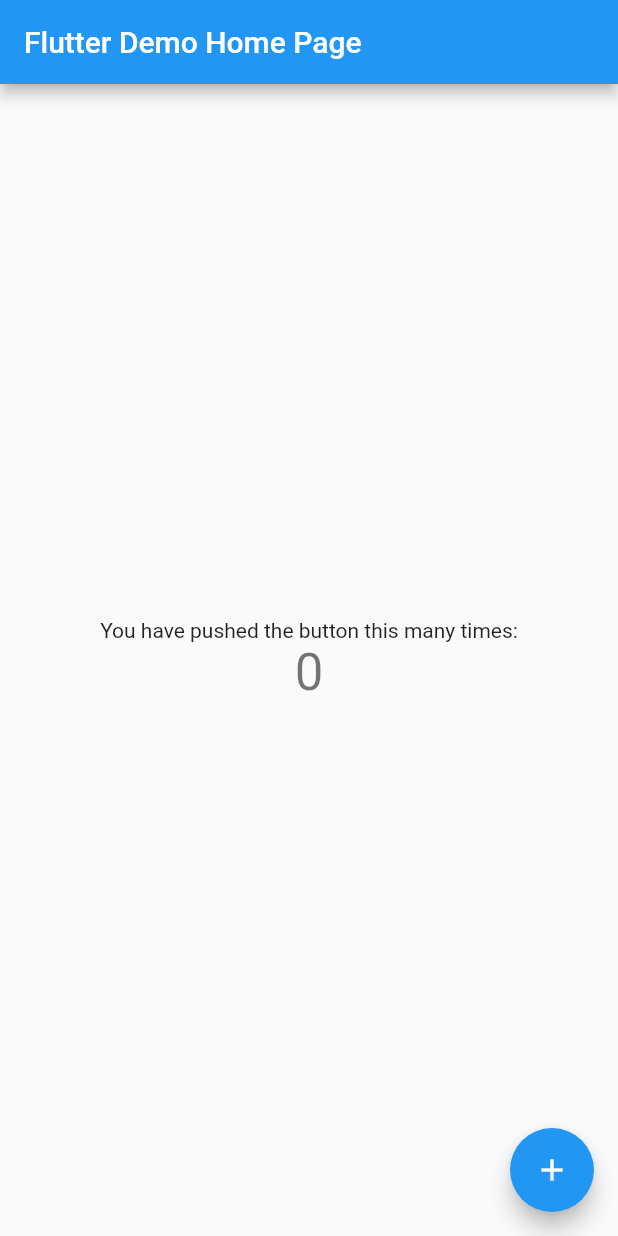
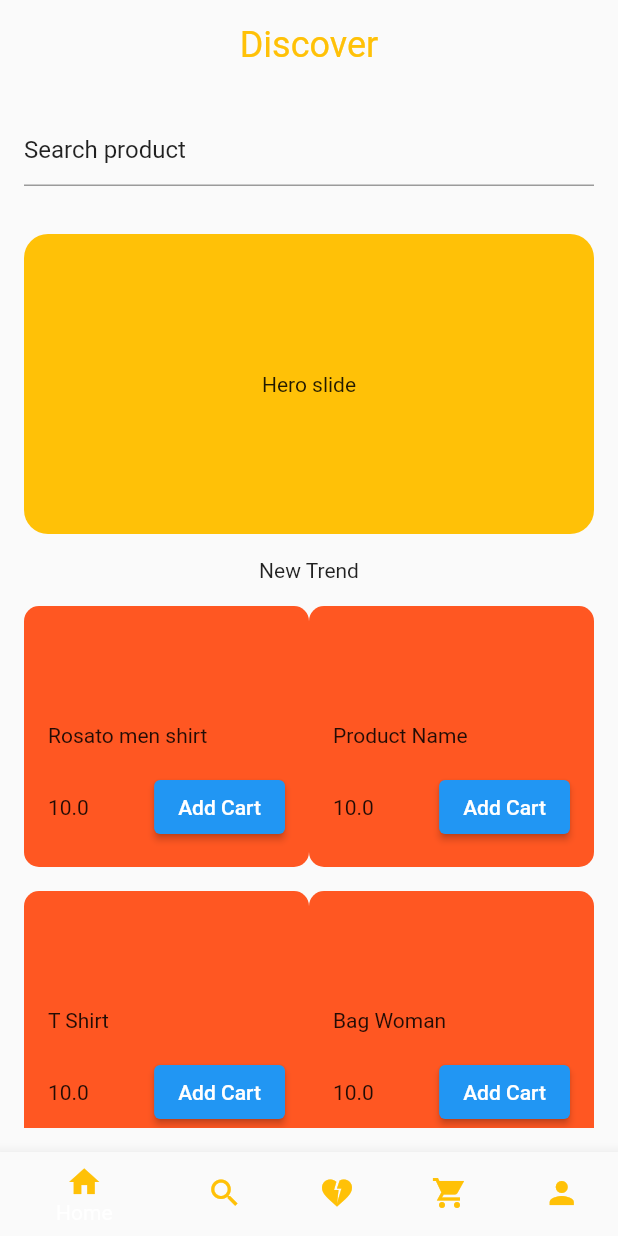
Before and after one commit to an-2018/ecomerce_app, a Flutter app: the screen it shows after launch, on a phone screen of 412 x 824 dp. Run offline on Flutter 3.47's test engine with Material 2 defaults, Android fonts, the phone set to English and light mode, and no system bars.

Commit message:
feat(frontend): add models, services and initial home components implementation

```diff
--- /dev/null
+++ b/frontend/lib/constants/app_colors.dart
@@ -0,0 +1,5 @@
+import 'package:flutter/material.dart';
+
+class AppColors {
+  static Color main = Colors.amber;
+}
--- /dev/null
+++ b/frontend/lib/constants/app_config.dart
@@ -0,0 +1,3 @@
+class AppConfig {
+  static const apiUrl = "";
+}
--- a/frontend/lib/main.dart
+++ b/frontend/lib/main.dart
@@ -1,4 +1,5 @@
 import 'package:flutter/material.dart';
+import 'package:nusabomapp/views/home/home.dart';
 
 void main() {
   runApp(const MyApp());
@@ -7,109 +8,14 @@
 class MyApp extends StatelessWidget {
   const MyApp({Key? key}) : super(key: key);
 
-  // This widget is the root of your application.
   @override
   Widget build(BuildContext context) {
     return MaterialApp(
-      title: 'Flutter Demo',
+      title: 'NuSaBom',
       theme: ThemeData(
-        // This is the theme of your application.
-        //
-        // Try running your application with "flutter run". You'll see the
-        // application has a blue toolbar. Then, without quitting the app, try
-        // changing the primarySwatch below to Colors.green and then invoke
-        // "hot reload" (press "r" in the console where you ran "flutter run",
-        // or simply save your changes to "hot reload" in a Flutter IDE).
-        // Notice that the counter didn't reset back to zero; the application
-        // is not restarted.
         primarySwatch: Colors.blue,
       ),
-      home: const MyHomePage(title: 'Flutter Demo Home Page'),
+      home: const Home(),
     );
   }
 }
-
-class MyHomePage extends StatefulWidget {
-  const MyHomePage({Key? key, required this.title}) : super(key: key);
-
-  // This widget is the home page of your application. It is stateful, meaning
-  // that it has a State object (defined below) that contains fields that affect
-  // how it looks.
-
-  // This class is the configuration for the state. It holds the values (in this
-  // case the title) provided by the parent (in this case the App widget) and
-  // used by the build method of the State. Fields in a Widget subclass are
-  // always marked "final".
-
-  final String title;
-
-  @override
-  State<MyHomePage> createState() => _MyHomePageState();
-}
-
-class _MyHomePageState extends State<MyHomePage> {
-  int _counter = 0;
-
-  void _incrementCounter() {
-    setState(() {
-      // This call to setState tells the Flutter framework that something has
-      // changed in this State, which causes it to rerun the build method below
-      // so that the display can reflect the updated values. If we changed
-      // _counter without calling setState(), then the build method would not be
-      // called again, and so nothing would appear to happen.
-      _counter++;
-    });
-  }
-
-  @override
-  Widget build(BuildContext context) {
-    // This method is rerun every time setState is called, for instance as done
-    // by the _incrementCounter method above.
-    //
-    // The Flutter framework has been optimized to make rerunning build methods
-    // fast, so that you can just rebuild anything that needs updating rather
-    // than having to individually change instances of widgets.
-    return Scaffold(
-      appBar: AppBar(
-        // Here we take the value from the MyHomePage object that was created by
-        // the App.build method, and use it to set our appbar title.
-        title: Text(widget.title),
-      ),
-      body: Center(
-        // Center is a layout widget. It takes a single child and positions it
-        // in the middle of the parent.
-        child: Column(
-          // Column is also a layout widget. It takes a list of children and
-          // arranges them vertically. By default, it sizes itself to fit its
-          // children horizontally, and tries to be as tall as its parent.
-          //
-          // Invoke "debug painting" (press "p" in the console, choose the
-          // "Toggle Debug Paint" action from the Flutter Inspector in Android
-          // Studio, or the "Toggle Debug Paint" command in Visual Studio Code)
-          // to see the wireframe for each widget.
-          //
-          // Column has various properties to control how it sizes itself and
-          // how it positions its children. Here we use mainAxisAlignment to
-          // center the children vertically; the main axis here is the vertical
-          // axis because Columns are vertical (the cross axis would be
-          // horizontal).
-          mainAxisAlignment: MainAxisAlignment.center,
-          children: <Widget>[
-            const Text(
-              'You have pushed the button this many times:',
-            ),
-            Text(
-              '$_counter',
-              style: Theme.of(context).textTheme.headline4,
-            ),
-          ],
-        ),
-      ),
-      floatingActionButton: FloatingActionButton(
-        onPressed: _incrementCounter,
-        tooltip: 'Increment',
-        child: const Icon(Icons.add),
-      ), // This trailing comma makes auto-formatting nicer for build methods.
-    );
-  }
-}
--- /dev/null
+++ b/frontend/lib/models/Product.dart
@@ -0,0 +1,49 @@
+import 'dart:convert';
+
+class Product {
+  final String id, name, description, category, details;
+  final double price;
+  final List<String> gallery;
+  final double discountValue;
+  final bool hasDiscount;
+  Product(
+      {required this.id,
+      required this.description,
+      required this.category,
+      required this.details,
+      required this.price,
+      required this.gallery,
+      required this.discountValue,
+      required this.hasDiscount,
+      required this.name});
+
+  factory Product.fromJson(Map<String, dynamic> json) {
+    final id = json["name"];
+    final name = json["name"] ?? "";
+    final description = json["description"] ?? "";
+    final category = json["category"] ?? "";
+    final details = json["details"] ?? "";
+    final price = json["price"] ?? "";
+    final gallery = json["gallery"] ?? "";
+    final discountValue = json["discountValue"] ?? "";
+    final hasDiscount = json["hasDiscount"] ?? "";
+
+    return Product(
+      id: id,
+      name: name,
+      discountValue: discountValue,
+      category: category,
+      description: description,
+      details: details,
+      hasDiscount: hasDiscount,
+      price: price,
+      gallery: gallery,
+    );
+  }
+
+  String toJson() {
+    return jsonEncode(<String, dynamic>{
+      "title": this.name,
+    });
+  }
+}
--- /dev/null
+++ b/frontend/lib/services/generic_api.dart
@@ -0,0 +1,9 @@
+abstract class GenericApi<T> {
+  Future<T> fetchOne(String param) async {
+    return Future.value();
+  }
+
+  Future<List<T>> fetchList({String? search}) async {
+    return Future.value();
+  }
+}
--- /dev/null
+++ b/frontend/lib/services/product_api.dart
@@ -0,0 +1,45 @@
+import 'dart:convert';
+
+import 'package:nusabomapp/models/Product.dart';
+import 'package:nusabomapp/services/generic_api.dart';
+import 'package:http/http.dart' as http;
+import 'generic_api.dart';
+
+class ProductApi implements GenericApi<Product> {
+  static String _connectionString = "/api/v1/products";
+  Uri uri = Uri.parse(_connectionString);
+
+  final Map<String, String> getHeaders = {"Accept": "applcation/json"};
+  final Map<String, String> postHeaders = {"Content-Type": "application/json"};
+
+  static final ProductApi _api = ProductApi._privateConstructor();
+
+  factory ProductApi() {
+    return _api;
+  }
+
+  ProductApi._privateConstructor();
+
+  @override
+  Future<List<Product>> fetchList({String? search}) {
+    // TODO: implement fetchList
+    throw UnimplementedError();
+  }
+
+  @override
+  Future<Product> fetchOne(String param) async {
+    Product product;
+    try {
+      final response = await http.get(uri, headers: getHeaders);
+      if (response.statusCode >= 200 && response.statusCode < 300) {
+        product = Product.fromJson(jsonDecode(response.body));
+      } else {
+        throw Exception(
+            "Failed to load data from API | ${response.reasonPhrase}");
+      }
+    } catch (ex) {
+      throw Exception("Error: Fail to load Product | $ex");
+    }
+    return product;
+  }
+}
--- /dev/null
+++ b/frontend/lib/view_models/product_provider.dart
@@ -0,0 +1,26 @@
+import 'package:flutter/material.dart';
+import 'package:nusabomapp/services/generic_api.dart';
+
+import '../models/Product.dart';
+import '../services/product_api.dart';
+
+class ProductProvider with ChangeNotifier {
+  bool loading = false;
+  Product? product;
+  List<Product> products = [];
+  ProductApi _api = ProductApi();
+
+  getProduct({required String id}) async {
+    loading = true;
+    product = await _api.fetchOne(id);
+    loading = false;
+    notifyListeners();
+  }
+
+  list() async {
+    loading = true;
+    products = await _api.fetchList();
+    loading = false;
+    notifyListeners();
+  }
+}
--- /dev/null
+++ b/frontend/lib/views/home/home.dart
@@ -0,0 +1,122 @@
+import 'package:flutter/material.dart';
+import 'package:flutter/src/foundation/key.dart';
+import 'package:flutter/src/widgets/framework.dart';
+import 'package:nusabomapp/widgets/botton_navigation.dart';
+import 'package:nusabomapp/widgets/product_cart.dart';
+
+import '../../constants/app_colors.dart';
+import '../../models/Product.dart';
+
+class Home extends StatelessWidget {
+  const Home({Key? key}) : super(key: key);
+
+  @override
+  Widget build(BuildContext context) {
+    TextEditingController textController = TextEditingController();
+    textController.value = TextEditingValue(text: "Search product");
+    List<Product> productList = [
+      Product(
+        name: "Rosato men shirt",
+        id: '1',
+        description: 'Description',
+        details: 'details',
+        discountValue: 10,
+        category: 'category',
+        price: 10,
+        hasDiscount: false,
+        gallery: [],
+      ),
+      Product(
+        name: "Product Name",
+        id: '1',
+        description: 'Description',
+        details: 'details',
+        discountValue: 10,
+        category: 'category',
+        price: 10,
+        hasDiscount: false,
+        gallery: [],
+      ),
+      Product(
+        name: "T Shirt",
+        id: '1',
+        description: 'Description',
+        details: 'details',
+        discountValue: 10,
+        category: 'category',
+        price: 10,
+        hasDiscount: false,
+        gallery: [],
+      ),
+      Product(
+        name: "Bag Woman",
+        id: '1',
+        description: 'Description',
+        details: 'details',
+        discountValue: 10,
+        category: 'category',
+        price: 10,
+        hasDiscount: false,
+        gallery: [],
+      ),
+    ];
+
+    return Scaffold(
+      bottomNavigationBar: const BottonNavigationWidget(),
+      body: Column(
+        mainAxisAlignment: MainAxisAlignment.start,
+        children: [
+          Container(
+            alignment: Alignment.center,
+            padding: EdgeInsets.all(16),
+            child: Text(
+              "Discover",
+              style: TextStyle(color: AppColors.main, fontSize: 24),
+            ),
+          ),
+          Container(
+            padding: EdgeInsets.all(16),
+            child: TextField(
+              controller: textController,
+            ),
+          ),
+          Container(
+            height: 200,
+            width: double.maxFinite,
+            margin: EdgeInsets.all(16),
+            decoration: BoxDecoration(
+              color: AppColors.main,
+              borderRadius: BorderRadius.circular(16),
+            ),
+            child: Center(child: Text("Hero slide")),
+          ),
+          Container(
+            child: Text("New Trend"),
+          ),
+          Container(
+            child: Expanded(
+              child: Container(
+                padding: EdgeInsets.all(16),
+                child: GridView.builder(
+                  itemCount: 4,
+                  itemBuilder: (context, index) {
+                    Product product = productList[index];
+                    return ProductCard(
+                      action: () {},
+                      title: product.name,
+                      mainImage: '',
+                      price: "${product.price}",
+                      rating: '',
+                    );
+                  },
+                  gridDelegate: SliverGridDelegateWithFixedCrossAxisCount(
+                      crossAxisCount: 2),
+                ),
+              ),
+            ),
+          )
+        ],
+      ),
+    );
+  }
+}
--- /dev/null
+++ b/frontend/lib/widgets/botton_navigation.dart
@@ -0,0 +1,47 @@
+import 'package:flutter/material.dart';
+import 'package:flutter/src/foundation/key.dart';
+import 'package:flutter/src/widgets/framework.dart';
+
+import '../constants/app_colors.dart';
+
+class BottonNavigationWidget extends StatelessWidget {
+  const BottonNavigationWidget({Key? key}) : super(key: key);
+
+  @override
+  Widget build(BuildContext context) {
+    return BottomNavigationBar(
+      items: [
+        BottomNavigationBarItem(
+            icon: Icon(
+              Icons.home,
+              color: AppColors.main,
+            ),
+            label: "Home"),
+        BottomNavigationBarItem(
+            icon: Icon(
+              Icons.search,
+              color: AppColors.main,
+            ),
+            label: "Search"),
+        BottomNavigationBarItem(
+            icon: Icon(
+              Icons.heart_broken,
+              color: AppColors.main,
+            ),
+            label: "wishes"),
+        BottomNavigationBarItem(
+            icon: Icon(
+              Icons.shopping_cart_sharp,
+              color: AppColors.main,
+            ),
+            label: "Cart"),
+        BottomNavigationBarItem(
+            icon: Icon(
+              Icons.person,
+              color: AppColors.main,
+            ),
+            label: "Profile")
+      ],
+    );
+  }
+}
--- /dev/null
+++ b/frontend/lib/widgets/product_cart.dart
@@ -0,0 +1,50 @@
+import 'package:flutter/material.dart';
+
+class ProductCard extends StatelessWidget {
+  final String title;
+  final String price;
+  final String mainImage;
+  final String rating;
+  final Function() action;
+
+  const ProductCard(
+      {Key? key,
+      required this.title,
+      required this.price,
+      required this.mainImage,
+      required this.rating,
+      required this.action})
+      : super(key: key);
+
+  @override
+  Widget build(BuildContext context) {
+    return Center(
+      child: Container(
+        width: 200,
+        height: 300,
+        padding: EdgeInsets.all(16),
+        margin: EdgeInsets.only(bottom: 16),
+        decoration: BoxDecoration(
+            color: Colors.deepOrange, borderRadius: BorderRadius.circular(10)),
+        child: Column(
+          mainAxisAlignment: MainAxisAlignment.end,
+          crossAxisAlignment: CrossAxisAlignment.start,
+          children: [
+            Container(
+              decoration: BoxDecoration(color: Colors.black),
+            ),
+            Text(title),
+            Text(rating),
+            Row(
+              mainAxisAlignment: MainAxisAlignment.spaceBetween,
+              children: [
+                Text(price),
+                ElevatedButton(onPressed: () => action, child: Text("Add Cart"))
+              ],
+            )
+          ],
+        ),
+      ),
+    );
+  }
+}
--- a/frontend/pubspec.yaml
+++ b/frontend/pubspec.yaml
@@ -34,7 +34,7 @@
   # The following adds the Cupertino Icons font to your application.
   # Use with the CupertinoIcons class for iOS style icons.
   cupertino_icons: ^1.0.2
-
+  http: 0.13.4
 dev_dependencies:
   flutter_test:
     sdk: flutter
```
Also changed, not shown: frontend/lib/models/Cart.dart (added), frontend/lib/models/CartItem.dart (added), frontend/lib/models/Comment.dart (added), frontend/lib/models/Review.dart (added), frontend/lib/models/User.dart (added), frontend/pubspec.lock.
